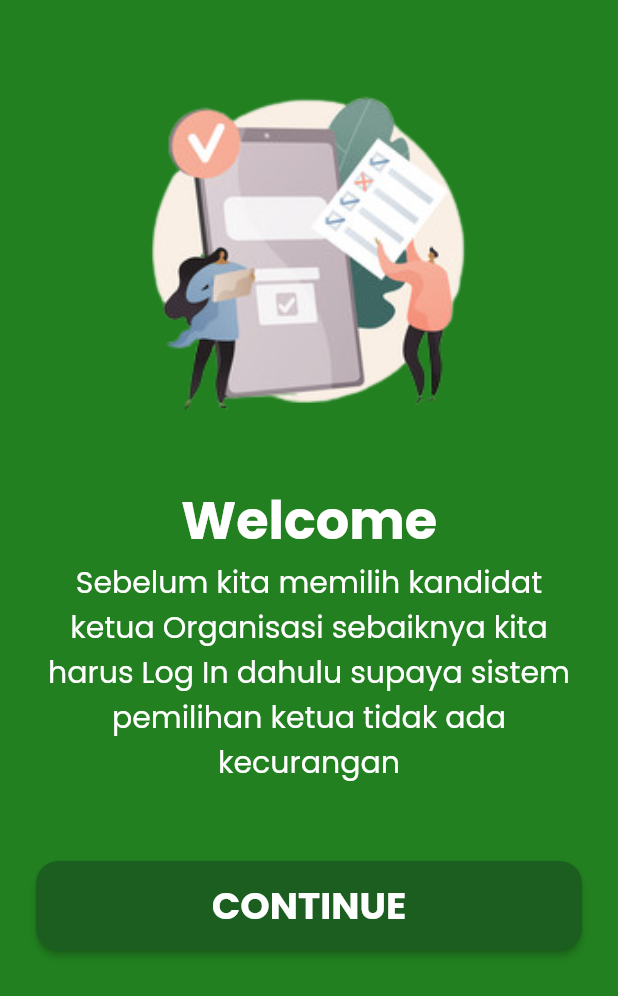
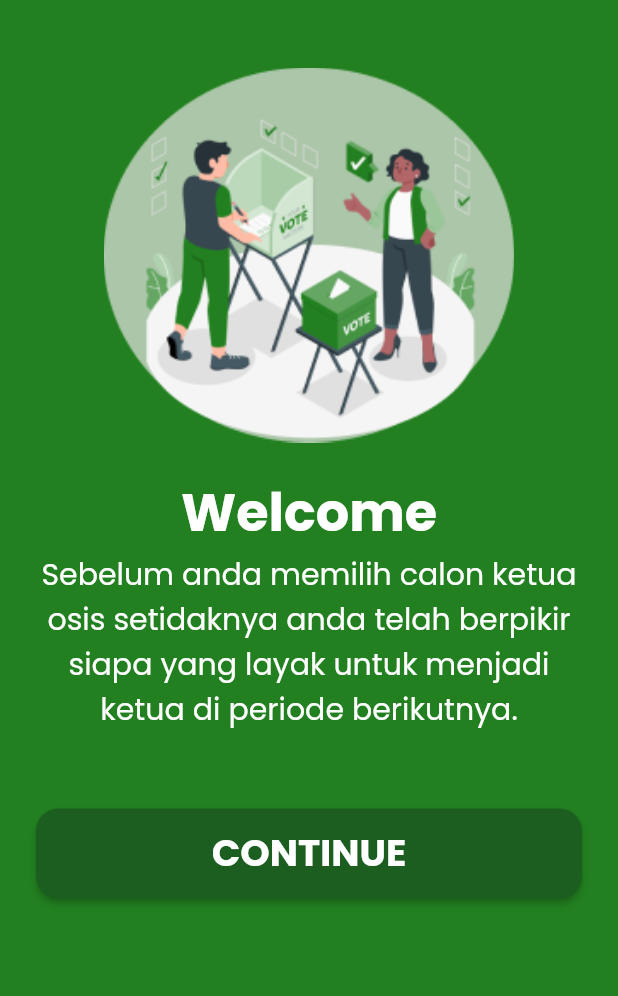
Before and after one commit to adityaibrar/e-vote-android, a Flutter app: the screen it shows after launch, on a phone screen of 412 x 824 dp. Shown: the top 996 px of the screen. Run offline on Flutter 3.47's test engine with Material 2 defaults, Android fonts, the light colour scheme and no system bars; our stand-ins replace flutter_html, get, google_fonts, shared_preferences, syncfusion_flutter_charts.

Commit message:
connect API hosting and change image assets

```diff
--- a/lib/constant/api.dart
+++ b/lib/constant/api.dart
@@ -1,5 +1,5 @@
 class AppUrl {
-  static String baseUrl = "http://10.0.2.2/e-voting/api";
+  static String baseUrl = "https://simpeosis.smkn1tapen.sch.id/API";
   static String calon = "$baseUrl/candidate.php";
   static String calonDetail = "$baseUrl/candidateDetail.php";
   static String user = "$baseUrl/login.php";
--- a/lib/views/screen/home.dart
+++ b/lib/views/screen/home.dart
@@ -116,7 +116,6 @@ class _DashBoardState extends State<DashBoard> with TickerProviderStateMixin {
                                         style: TextButton.styleFrom(
                                             backgroundColor: Colors.red),
                                         onPressed: () {
-                                          checkTime();
                                           Get.back();
                                         },
                                         child: Text(
@@ -136,7 +135,7 @@ class _DashBoardState extends State<DashBoard> with TickerProviderStateMixin {
                           ],
                         ),
                         const SizedBox(
-                          height: 20,
+                          height: 10,
                         ),
                         Container(
                           width: MediaQuery.of(context).size.width -
@@ -145,7 +144,7 @@ class _DashBoardState extends State<DashBoard> with TickerProviderStateMixin {
                             crossAxisAlignment: CrossAxisAlignment.start,
                             children: [
                               Text(
-                                "Pilihlah sesuai dengan keyekinan anda agar tidak kecewa dikemudian hari",
+                                "Kepemimpinan bukanlah tentang pemilihan berikutnya, Tapi ini tentang generasi berikutnya.",
                                 style: subtittleTextStyle.copyWith(
                                   color: secondaryColor,
                                   fontSize: 15,
--- a/lib/views/screen/login.dart
+++ b/lib/views/screen/login.dart
@@ -90,12 +90,15 @@ class _LoginPageState extends State<LoginPage> {
           padding: EdgeInsets.symmetric(horizontal: defaultMargin),
           children: [
             const SizedBox(
-              height: 20,
+              height: 45,
             ),
             Image.asset(
               "assets/images/vector.png",
-              height: 300,
+              height: 250,
               fit: BoxFit.contain,
+            ),
+            const SizedBox(
+              height: 20.0,
             ),
             Text(
               "Welcome",
@@ -104,7 +107,7 @@ class _LoginPageState extends State<LoginPage> {
               textAlign: TextAlign.center,
             ),
             Text(
-              "Sebelum kita memilih kandidat ketua Organisasi sebaiknya kita harus Log In dahulu supaya sistem pemilihan ketua tidak ada kecurangan",
+              "Sebelum anda memilih calon ketua osis setidaknya anda telah berpikir siapa yang layak untuk menjadi ketua di periode berikutnya.",
               style: subtittleTextStyle.copyWith(fontSize: 20),
               textAlign: TextAlign.center,
             ),
--- a/lib/views/widgets/list_calon.dart
+++ b/lib/views/widgets/list_calon.dart
@@ -50,7 +50,7 @@ class ListCalonView extends StatefulWidget {
                               child: Column(
                                 children: [
                                   Image.network(
-                                      "http://10.0.2.2/e-voting/assets/foto_calon/${item["gambar"]}"),
+                                      "https://simpeosis.smkn1tapen.sch.id/assets/foto_calon/${item["gambar"]}"),
                                   Text(
                                     "${item["nama_calon"]}",
                                     style: tittleTextStyle.copyWith(
--- a/lib/views/widgets/list_calon_detail.dart
+++ b/lib/views/widgets/list_calon_detail.dart
@@ -87,7 +87,7 @@ class CalonDetaiView extends StatefulWidget {
           child: Column(
             children: <Widget>[
               Image.network(
-                  "http://10.0.2.2/e-voting/assets/foto_calon/${item!["gambar"]}"),
+                  "https://simpeosis.smkn1tapen.sch.id/assets/foto_calon/${item!["gambar"]}"),
               Card(
                 color: primaryColor,
                 child: Html(
```
Also changed, not shown: assets/images/vector.png.
